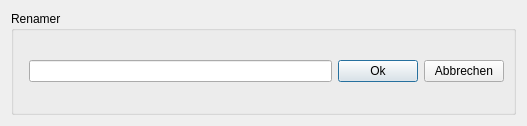
Before: the Qt Designer form src/dialog.ui in lennykey/pRenamer, drawn with Qt 5.
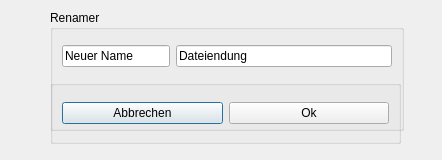
After: the same form once the commit is applied. Custom widgets are drawn as their Qt base class.

Commit message: qtRenamer runs

Diff of the .ui file:
```diff
--- a/src/dialog.ui
+++ b/src/dialog.ui
@@ -6,27 +6,67 @@
    <rect>
     <x>0</x>
     <y>0</y>
-    <width>527</width>
-    <height>126</height>
+    <width>442</width>
+    <height>160</height>
    </rect>
   </property>
   <property name="windowTitle">
    <string>Dialog</string>
   </property>
-  <layout class="QHBoxLayout" name="horizontalLayout_3">
-   <item>
-    <layout class="QVBoxLayout" name="verticalLayout">
-     <item>
       <widget class="QGroupBox" name="groupBox">
+   <property name="geometry">
+    <rect>
+     <x>50</x>
+     <y>10</y>
+     <width>354</width>
+     <height>121</height>
+    </rect>
+   </property>
        <property name="title">
         <string>Renamer</string>
        </property>
-       <layout class="QHBoxLayout" name="horizontalLayout">
-        <item>
+   <layout class="QFormLayout" name="formLayout">
+    <item row="0" column="0" colspan="2">
          <widget class="KUrlRequester" name="dPfad"/>
         </item>
+    <item row="1" column="0">
+     <widget class="KLineEdit" name="dNeuerName">
+      <property name="enabled">
+       <bool>true</bool>
+      </property>
+      <property name="text">
+       <string>Neuer Name</string>
+      </property>
+     </widget>
+    </item>
+    <item row="1" column="1">
+     <widget class="QLineEdit" name="dDateiEndung">
+      <property name="text">
+       <string>Dateiendung</string>
+      </property>
+     </widget>
+    </item>
+   </layout>
+  </widget>
+  <widget class="QGroupBox" name="groupBox_2">
+   <property name="geometry">
+    <rect>
+     <x>50</x>
+     <y>80</y>
+     <width>351</width>
+     <height>64</height>
+    </rect>
+   </property>
+   <property name="title">
+    <string/>
+   </property>
+   <layout class="QHBoxLayout" name="horizontalLayout">
         <item>
-         <widget class="KLineEdit" name="dNeuerName"/>
+     <widget class="QPushButton" name="dAbbrechen">
+      <property name="text">
+       <string>Abbrechen</string>
+      </property>
+     </widget>
         </item>
         <item>
          <widget class="QPushButton" name="dAusfuehren">
@@ -38,19 +78,8 @@
           </property>
          </widget>
         </item>
-        <item>
-         <widget class="QPushButton" name="dAbbrechen">
-          <property name="text">
-           <string>Abbrechen</string>
-          </property>
-         </widget>
-        </item>
-       </layout>
-      </widget>
-     </item>
-    </layout>
-   </item>
-  </layout>
+   </layout>
+  </widget>
  </widget>
  <customwidgets>
   <customwidget>
```
Lines whose indentation alone changed are shown as unchanged. The commit also changes 2 other files.
